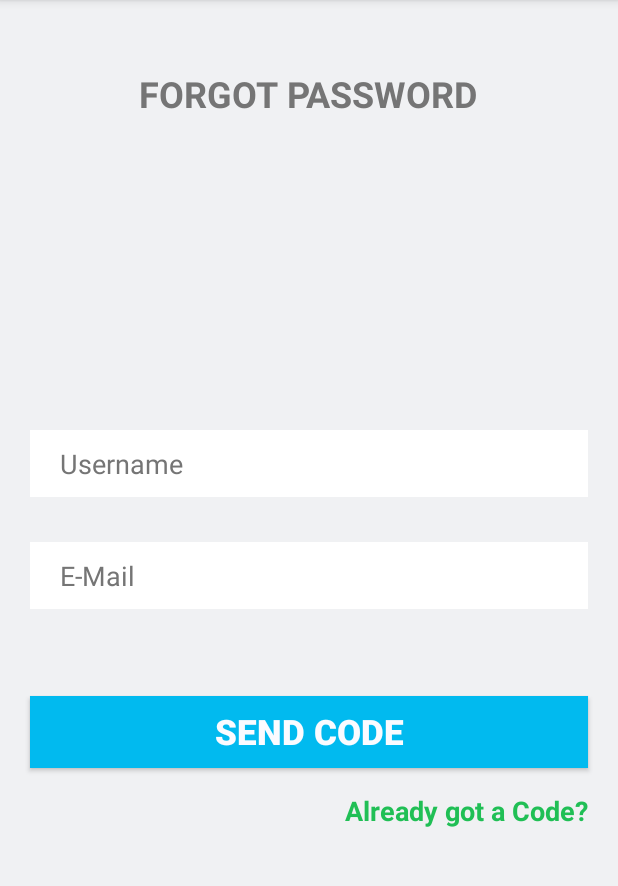
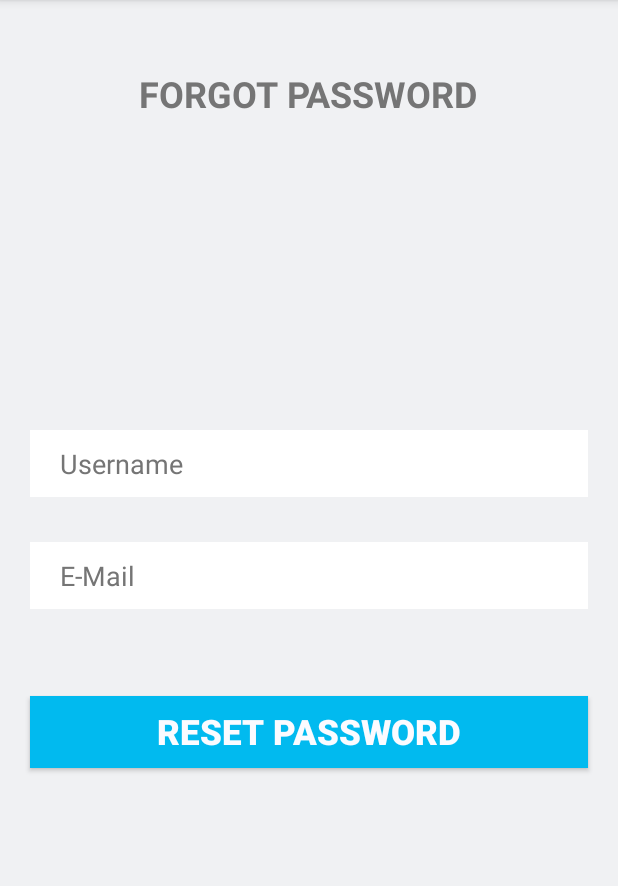
Before and after one commit to TomTonTech/sam, an Android app: the ForgotPass screen opened directly, with no data from a screen before it, on a phone screen of 412 x 824 dp, the part 84-970 px from its top. Run offline under Robolectric (Android 15) with nearby library versions, the phone set to English and light mode, and no system bars.

Commit message:
changes by nap forogt passwwword

```diff
--- a/app/src/main/AndroidManifest.xml
+++ b/app/src/main/AndroidManifest.xml
@@ -51,8 +51,6 @@
             android:name=".UpdateActivity"
             android:label="@string/title_activity_update" />
         <activity android:name=".ForgotPass" />
-        <activity android:name=".ResetPass" />
-        <activity android:name=".CheckPassCode" />
         <activity android:name=".ContactActivity"></activity>
     </application>
 
--- a/app/src/main/res/layout/activity_forgot_pass.xml
+++ b/app/src/main/res/layout/activity_forgot_pass.xml
@@ -59,7 +59,7 @@
         android:layout_centerHorizontal="false" />
 
     <Button
-        android:text="SEND CODE"
+        android:text="RESET PASSWORD"
         android:layout_width="match_parent"
         android:layout_height="wrap_content"
         android:layout_below="@+id/email"
@@ -74,18 +74,4 @@
         android:textStyle="bold"
         android:onClick="sendCode" />
 
-    <TextView
-        android:text="Already got a Code?"
-        android:layout_width="wrap_content"
-        android:layout_height="wrap_content"
-        android:layout_below="@+id/confirm"
-        android:layout_marginTop="16dp"
-        android:id="@+id/resetText"
-        android:layout_alignEnd="@+id/confirm"
-        android:textColor="@color/colorPrimaryDark"
-        android:textSize="18sp"
-        android:textStyle="normal|bold"
-        android:clickable="true"
-        android:onClick="resetPass" />
-
 </RelativeLayout>
```
Also changed, not shown: app/src/main/java/com/example/fathima/tomton/CheckPassCode.java (deleted, +0 -146 lines), app/src/main/java/com/example/fathima/tomton/ForgotPass.java (+3 -11 lines), app/src/main/java/com/example/fathima/tomton/ResetPass.java (deleted, +0 -27 lines).
